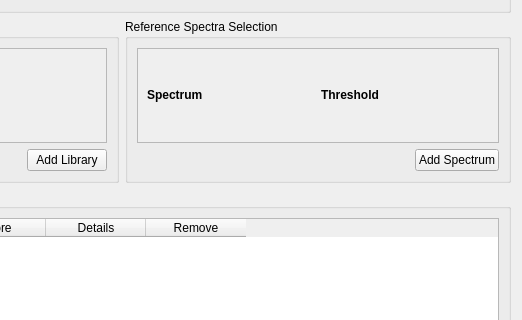
This is src/wiser/gui/ui_files/generic_spectral_computation.ui in Ehlmann-research-group/WISER as Qt 5 draws it before an edit; both pictures show x 278 to 800 and y 131 to 451 of the 800 by 620 pixel window. The edited form follows.
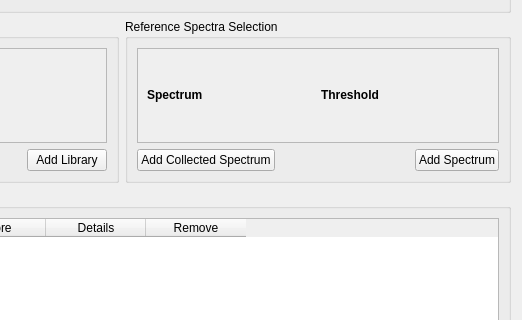
This is the edited form.

Patch:
```diff
--- a/src/wiser/gui/ui_files/generic_spectral_computation.ui
+++ b/src/wiser/gui/ui_files/generic_spectral_computation.ui
@@ -246,12 +246,36 @@
           </widget>
          </widget>
         </item>
-        <item alignment="Qt::AlignRight">
+        <item>
+         <layout class="QHBoxLayout" name="horizontalLayout_4">
+          <item>
+           <widget class="QPushButton" name="btn_add_collected_spec">
+            <property name="text">
+             <string>Add Collected Spectrum</string>
+            </property>
+           </widget>
+          </item>
+          <item>
+           <spacer name="horizontalSpacer">
+            <property name="orientation">
+             <enum>Qt::Horizontal</enum>
+            </property>
+            <property name="sizeHint" stdset="0">
+             <size>
+              <width>40</width>
+              <height>20</height>
+             </size>
+            </property>
+           </spacer>
+          </item>
+          <item>
          <widget class="QPushButton" name="addSpecBtn">
           <property name="text">
            <string>Add Spectrum</string>
           </property>
          </widget>
+          </item>
+         </layout>
         </item>
        </layout>
       </widget>
```
Left out of the diff: 2 changed lines with no effect on the pictures. Lines whose indentation alone changed are shown as unchanged.
